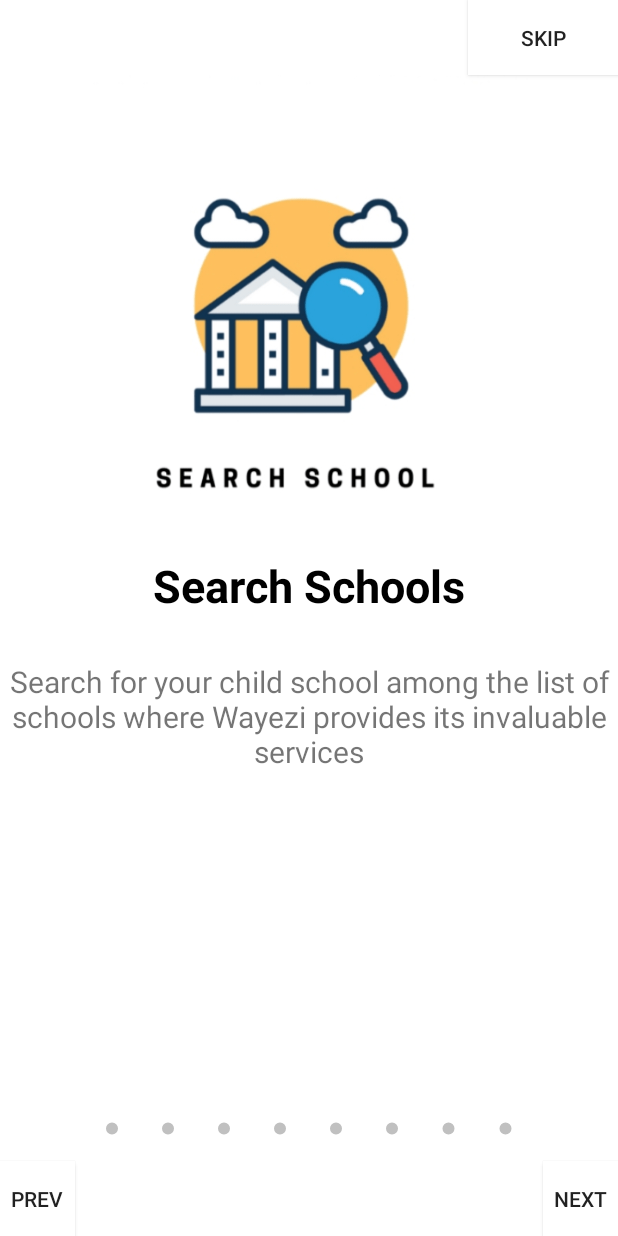
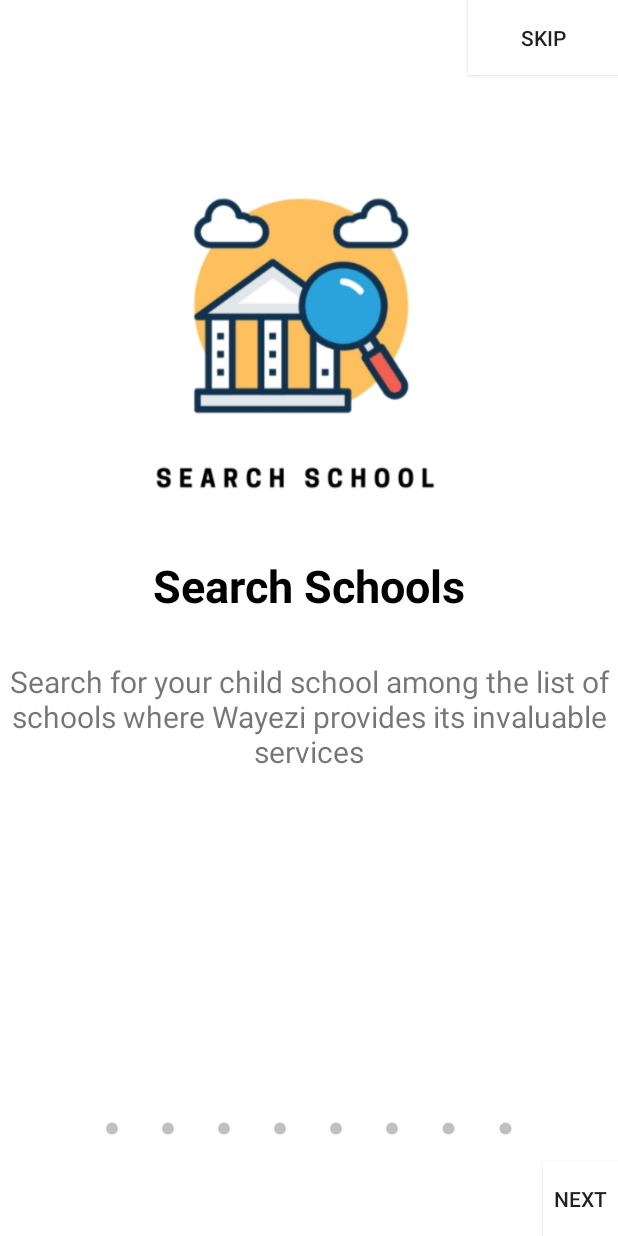
Before and after one commit to harshit-pant/WayeziIntroductionSlide, an Android app: the screen it shows after launch (MainActivity), after a tap on "PREV", on a phone screen of 412 x 824 dp. Run offline under Robolectric (Android 15) with nearby library versions, the phone set to English and light mode, and no system bars; 1 other tap on this screen came first.

Commit message:
Complete Initial Commit

```diff
--- a/app/src/main/java/com/riseofash/innerworkindia/MainActivity.java
+++ b/app/src/main/java/com/riseofash/innerworkindia/MainActivity.java
@@ -22,7 +22,7 @@
     IntroViewPageAdapter introViewPageAdapter;
     List<ScreenItem> mList;
     int position=0;
-    Button next,prev,skip;
+    Button next,prev,skip,getstarted;
 
     @Override
     protected void onCreate(Bundle savedInstanceState) {
@@ -34,6 +34,7 @@
         next=findViewById(R.id.next);
         prev=findViewById(R.id.prev);
         skip=findViewById(R.id.skip);
+        getstarted=findViewById(R.id.getstarted);
 
         tabLayout=findViewById(R.id.tablayout);
         viewPager=findViewById(R.id.viewPager);
@@ -55,12 +56,16 @@
                 position=viewPager.getCurrentItem();
                 if(position<mList.size()){
                     position++;
-                    if(position<8){
+                    if(position<7){
+                        prev.setVisibility(View.VISIBLE);
                         viewPager.setCurrentItem(position);
                     }
                     else{
-                        startActivity(new Intent(MainActivity.this,HomePage.class));
+                        prev.setVisibility(View.VISIBLE);
+                        getstarted.setVisibility(View.VISIBLE);
+                        next.setVisibility(View.INVISIBLE);
                     }
+
                 }
             }
         });
@@ -68,9 +73,21 @@
             @Override
             public void onClick(View v){
                 position=viewPager.getCurrentItem();
+                position--;
                 if(position<8){
-                    position--;
+                    prev.setVisibility(View.VISIBLE);
+                    getstarted.setVisibility(View.INVISIBLE);
+                    next.setVisibility(View.VISIBLE);
                     viewPager.setCurrentItem(position);
+                }
+                else{
+                    prev.setVisibility(View.VISIBLE);
+                    getstarted.setVisibility(View.INVISIBLE);
+                    next.setVisibility(View.VISIBLE);
+                    viewPager.setCurrentItem(position);
+                }
+                if(position==0){
+                    prev.setVisibility(View.INVISIBLE);
                 }
             }
         });
@@ -80,7 +97,12 @@
                 startActivity(new Intent(MainActivity.this,HomePage.class));
             }
         });
-
+        getstarted.setOnClickListener(new View.OnClickListener(){
+            @Override
+            public void onClick(View v){
+                startActivity(new Intent(MainActivity.this,HomePage.class));
+            }
+        });
 
     }
 
--- a/app/src/main/res/layout/activity_main.xml
+++ b/app/src/main/res/layout/activity_main.xml
@@ -19,6 +19,20 @@
         app:layout_constraintStart_toStartOf="parent"
         app:layout_constraintTop_toTopOf="parent" />
 
+
+    <Button
+        android:visibility="invisible"
+        android:id="@+id/getstarted"
+        android:layout_width="200dp"
+        android:layout_height="wrap_content"
+        android:background="@color/gradient_stop_color"
+        android:textColor="#ffffff"
+        android:textStyle="bold"
+        android:textSize="15dp"
+        app:layout_constraintBottom_toBottomOf="@id/viewPager"
+        app:layout_constraintEnd_toEndOf="@id/viewPager"
+        app:layout_constraintStart_toStartOf="parent"
+        android:text="Get Started" />
     <Button
         android:id="@+id/next"
         android:layout_width="50dp"
@@ -30,6 +44,7 @@
         app:layout_constraintVertical_bias="1.0" />
 
     <Button
+        android:visibility="invisible"
         android:id="@+id/prev"
         android:layout_width="50dp"
         android:layout_height="50dp"
```
